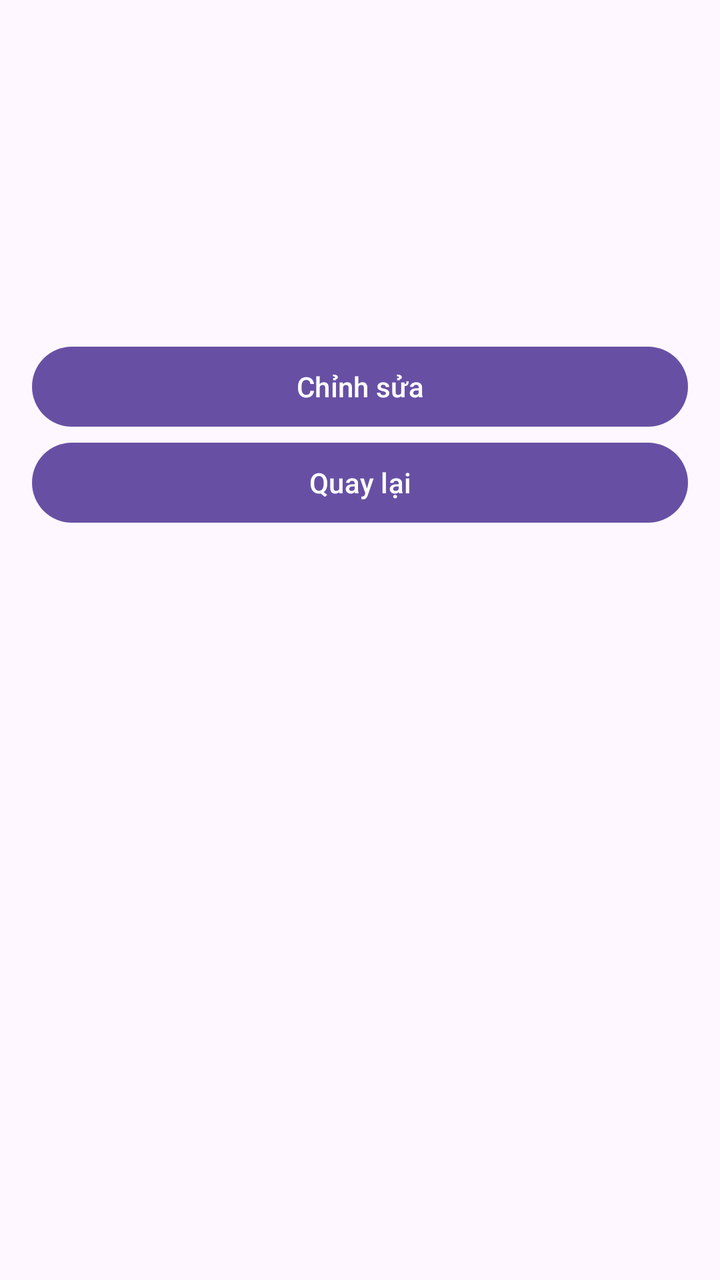
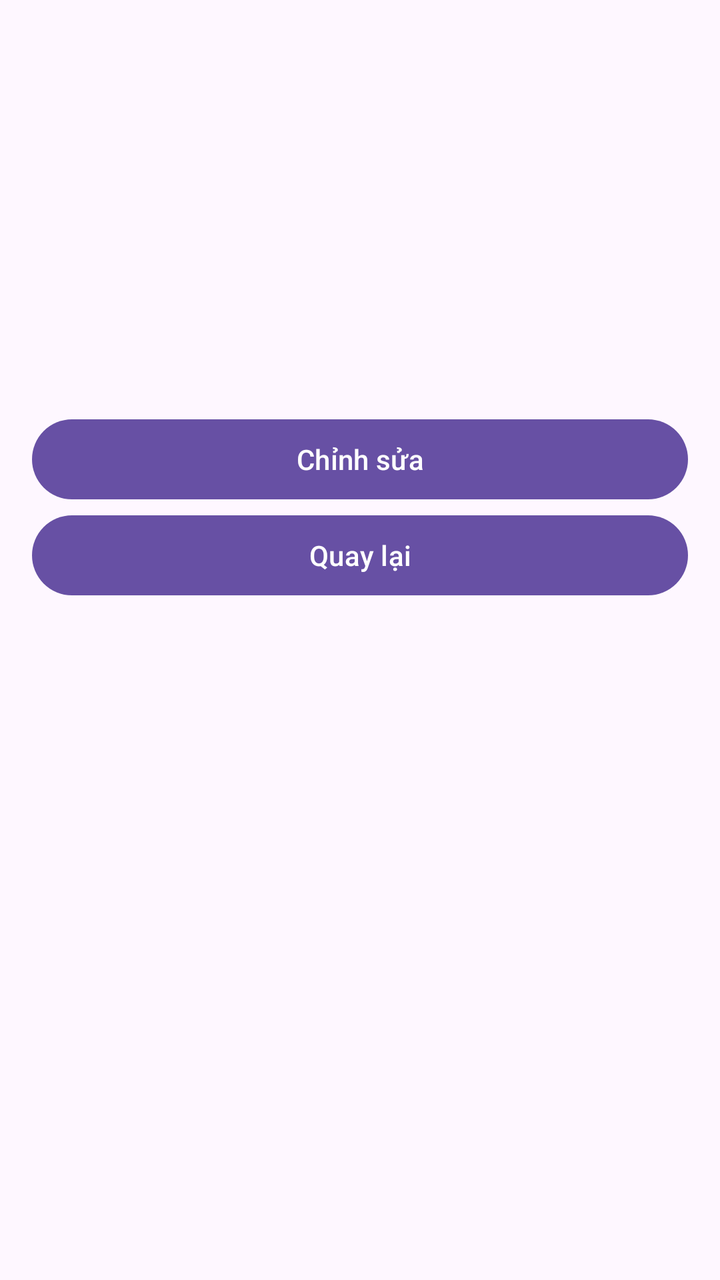

Compare the two renders of this Android layout. The source of the first and the diff that turns it into the second are given below.
<!-- AndroidManifest.xml: application theme Theme.KTGK_2415141122103_TranThiHanh -->
<!-- res/layout/activity_chi_tiet_chi_tieu.xml -->
<?xml version="1.0" encoding="utf-8"?>
<LinearLayout xmlns:android="http://schemas.android.com/apk/res/android"
    android:layout_width="match_parent"
    android:layout_height="match_parent"
    android:orientation="vertical"
    android:padding="16dp">

    <TextView
        android:id="@+id/tvTenKhoanChi_103"
        android:layout_width="match_parent"
        android:layout_height="wrap_content"
        android:textSize="18sp" />

    <TextView
        android:id="@+id/tvSoTien_103"
        android:layout_width="match_parent"
        android:layout_height="wrap_content"
        android:layout_marginTop="12dp"
        android:textSize="18sp" />

    <TextView
        android:id="@+id/tvGhiChu_103"
        android:layout_width="match_parent"
        android:layout_height="wrap_content"
        android:layout_marginTop="12dp"
        android:textSize="18sp" />
    <TextView
        android:id="@+id/tvTrangThai_103"
        android:layout_width="match_parent"
        android:layout_height="wrap_content"
        android:layout_marginTop="12dp"
        android:textSize="18sp"
        android:textStyle="bold" />
    <Button
        android:id="@+id/btnChinhSua_103"
        android:layout_width="match_parent"
        android:layout_height="wrap_content"
        android:layout_marginTop="20dp"
        android:text="Chỉnh sửa" />

    <Button
        android:id="@+id/btnQuayLai_103"
        android:layout_width="match_parent"
        android:layout_height="wrap_content"
        android:text="Quay lại" />
</LinearLayout>
<!-- resources referenced by this layout -->
<resources>
  <style name="Theme.KTGK_2415141122103_TranThiHanh" parent="Base.Theme.KTGK_2415141122103_TranThiHanh" />
  <style name="Base.Theme.KTGK_2415141122103_TranThiHanh" parent="Theme.Material3.DayNight.NoActionBar">
          
          
      </style>
</resources>

<!-- the commit's change to res/layout/activity_chi_tiet_chi_tieu.xml (unified diff, before → after) -->
@@ -9,6 +9,12 @@
         android:id="@+id/tvTenKhoanChi_103"
         android:layout_width="match_parent"
         android:layout_height="wrap_content"
+        android:textSize="18sp" />
+    <TextView
+        android:id="@+id/tvLoaiChi_103"
+        android:layout_width="match_parent"
+        android:layout_height="wrap_content"
+        android:layout_marginTop="12dp"
         android:textSize="18sp" />
 
     <TextView
